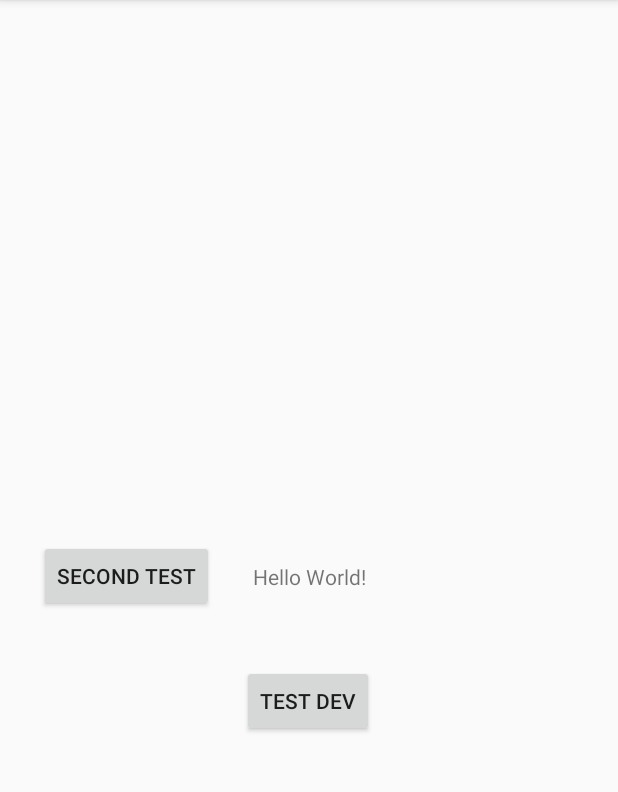
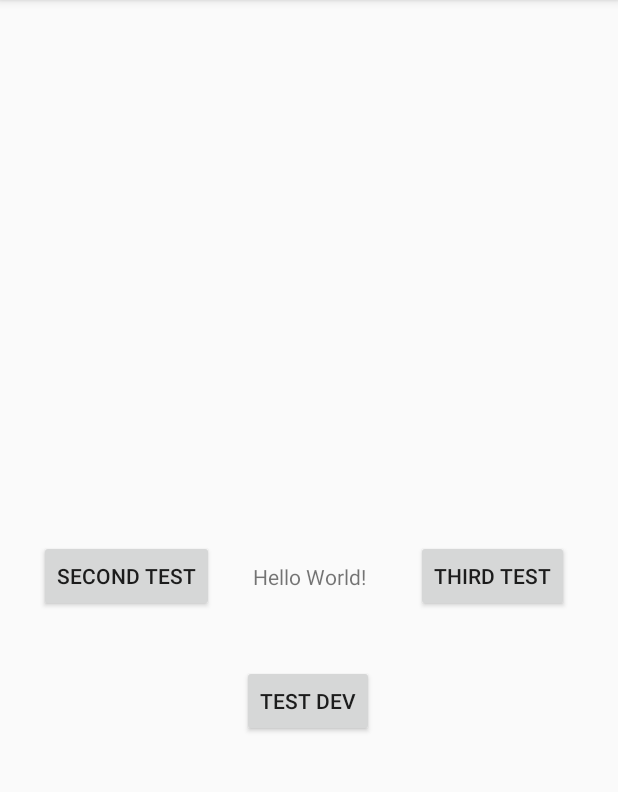
Before and after one commit to nikita-t1/TestApplication, an Android app: the screen it shows after launch (MainActivity), on a phone screen of 412 x 824 dp, the part 84-876 px from its top. Run offline under Robolectric (Android 15) with nearby library versions, the phone set to English and light mode, and no system bars.

Commit message:
third Button in Dev Branch
Signed-off-by: nikita-t1 <nikita.t2@gmx.de>

```diff
--- a/app/src/main/res/layout/activity_main.xml
+++ b/app/src/main/res/layout/activity_main.xml
@@ -39,4 +39,15 @@
 
     </Button>
 
+    <Button
+        android:layout_width="wrap_content"
+        android:layout_height="wrap_content"
+        android:text="third test"
+        app:layout_constraintBottom_toBottomOf="parent"
+        app:layout_constraintEnd_toEndOf="parent"
+        app:layout_constraintStart_toEndOf="@+id/textView"
+        app:layout_constraintTop_toTopOf="parent">
+
+    </Button>
+
 </androidx.constraintlayout.widget.ConstraintLayout>
```
